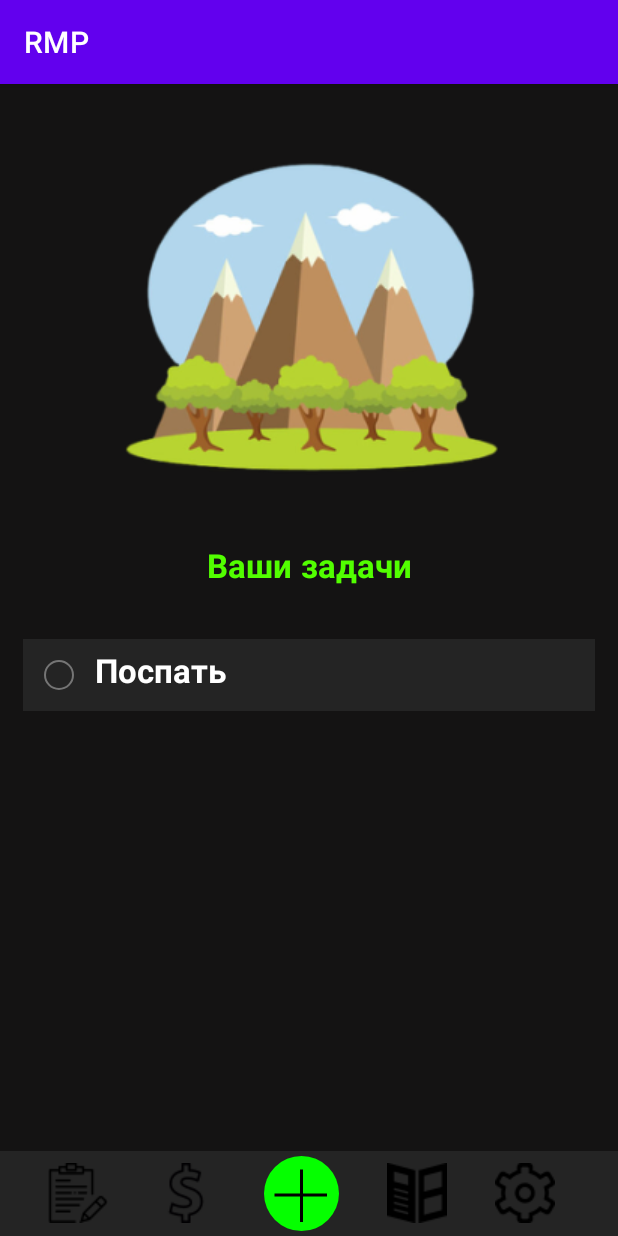
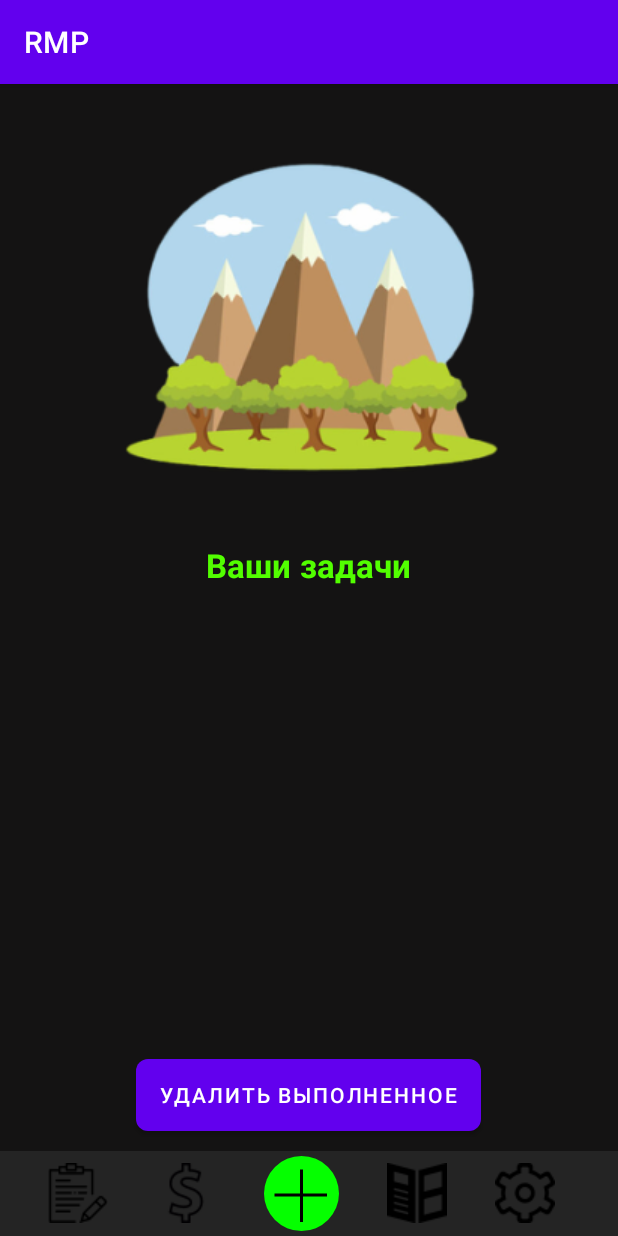
Before and after one commit to ProstoDurachok/RMP, an Android app: the Zadachi screen opened directly, with no data from a screen before it, on a phone screen of 412 x 824 dp. Run offline under Robolectric (Android 15) with nearby library versions, the phone set to English and light mode, and no system bars; our stand-ins replace Firebase (no records; nobody signed in at launch, a user with empty details on screens opened directly).

```diff
--- /dev/null
+++ b/app/src/main/res/drawable/button_background.xml
@@ -0,0 +1,16 @@
+<?xml version="1.0" encoding="utf-8"?>
+<selector xmlns:android="http://schemas.android.com/apk/res/android">
+    <item android:state_pressed="true">
+        <shape android:shape="rectangle">
+            <solid android:color="#6C6C6C" />
+            <corners android:radius="8dp" />
+        </shape>
+    </item>
+
+    <item>
+        <shape android:shape="rectangle">
+            <solid android:color="#4CAF50" />
+            <corners android:radius="8dp" />
+        </shape>
+    </item>
+</selector>
--- /dev/null
+++ b/app/src/main/res/drawable/edit_text.xml
@@ -0,0 +1,13 @@
+<?xml version="1.0" encoding="utf-8"?>
+<shape xmlns:android="http://schemas.android.com/apk/res/android">
+    <solid android:color="#141313" />
+    <stroke
+        android:width="2dp"
+        android:color="#3F70D1"/>
+    <corners android:radius="4dp"/>
+    <padding
+        android:left="10dp"
+        android:top="10dp"
+        android:right="10dp"
+        android:bottom="10dp"/>
+</shape>
--- a/app/src/main/res/layout/activity_zadachi.xml
+++ b/app/src/main/res/layout/activity_zadachi.xml
@@ -1,67 +1,100 @@
 <?xml version="1.0" encoding="utf-8"?>
 <RelativeLayout xmlns:android="http://schemas.android.com/apk/res/android"
-    xmlns:app="http://schemas.android.com/apk/res-auto"
     xmlns:tools="http://schemas.android.com/tools"
     android:layout_width="match_parent"
     android:layout_height="match_parent"
-    tools:context=".Zadachi"
     android:background="#141313">
+
+    <ScrollView
+        android:layout_width="match_parent"
+        android:layout_height="match_parent"
+        android:fillViewport="true">
+
+        <RelativeLayout
+            android:layout_width="match_parent"
+            android:layout_height="wrap_content"
+            android:id="@+id/root_layout">
+
+            <!-- Top Section -->
             <LinearLayout
                 android:layout_width="match_parent"
                 android:layout_height="wrap_content"
-        android:layout_marginHorizontal="20dp"
-        android:layout_marginTop="40dp"
                 android:orientation="vertical"
-        android:layout_alignParentTop="true">
+                android:gravity="center_horizontal"
+                android:paddingTop="40dp">
+
                 <ImageView
-            android:layout_width="match_parent"
+                    android:layout_width="wrap_content"
                     android:layout_height="wrap_content"
                     android:src="@drawable/mountain"
                     android:layout_gravity="center_horizontal" />
+
                 <TextView
-            android:layout_width="match_parent"
+                    android:layout_width="wrap_content"
                     android:layout_height="wrap_content"
                     android:text="Ваши задачи"
                     android:textSize="22sp"
                     android:textColor="#52FF00"
                     android:fontFamily="@font/karmabold"
                     android:textAlignment="center"
-            android:layout_marginVertical="10dp"/>
+                    android:layout_marginTop="10dp"/>
             </LinearLayout>
+
+            <!-- Task List Section -->
             <LinearLayout
+                android:id="@+id/task_list_layout"
                 android:layout_width="match_parent"
                 android:layout_height="wrap_content"
+                android:orientation="vertical"
                 android:background="#242424"
                 android:layout_marginHorizontal="15dp"
-        android:layout_marginTop="370dp"
-        android:orientation="horizontal">
-        <!--<ImageView
+                android:layout_marginTop="350dp"
+                android:layout_marginBottom="130dp">
+                <!-- This section will contain dynamically added tasks -->
+            </LinearLayout>
+                <EditText
+                    android:id="@+id/edit_text"
+                    android:layout_width="match_parent"
+                    android:layout_height="wrap_content"
+                    android:layout_centerHorizontal="true"
+                    android:layout_marginHorizontal="20dp"
+                    android:background="@drawable/edit_text"
+                    android:fontFamily="@font/karmabold"
+                    android:hint="Введите задачу"
+                    android:imeOptions="actionDone"
+                    android:maxLength="50"
+                    android:padding="10dp"
+                    android:singleLine="true"
+                    android:textColor="#FFFFFF"
+                    android:textColorHint="@color/white"
+                    android:textSize="18sp"
+                    android:visibility="gone" />
+
+        </RelativeLayout>
+
+    </ScrollView>
+
+    <!-- Delete Button -->
+    <Button
+        android:id="@+id/delete_completed_button"
         android:layout_width="wrap_content"
         android:layout_height="wrap_content"
-            android:src="@drawable/ellipse_1"
-            android:layout_gravity="center_vertical"
-            android:layout_marginHorizontal="10dp"/>-->
-        <CheckBox
-            android:id="@+id/checkb"
-            android:layout_width="wrap_content"
-            android:layout_height="wrap_content"
-            android:button="@drawable/custom_checkbox"/>
-        <TextView
+        android:text="Удалить выполненное"
+        android:textColor="#FFFFFF"
+        android:background="@drawable/button_background"
+        android:layout_alignParentBottom="true"
+        android:layout_centerHorizontal="true"
+        android:layout_marginBottom="70dp" />
+
+    <!-- Bottom Navigation Bar -->
+    <LinearLayout
+        android:id="@+id/bottom_bar"
         android:layout_width="match_parent"
         android:layout_height="wrap_content"
-            android:text="Поспать"
-            android:textColor="@color/white"
-            android:textSize="22sp"
-            android:fontFamily="@font/karmabold"
-            android:paddingTop="5dp" />
-    </LinearLayout>
-    <LinearLayout
-        android:layout_width="match_parent"
-        android:layout_height="wrap_content"
-        android:layout_alignParentBottom="true"
         android:orientation="horizontal"
         android:background="#242424"
-        >
+        android:layout_alignParentBottom="true">
+
         <ImageView
             android:id="@+id/zadachi"
             android:layout_width="wrap_content"
@@ -70,6 +103,7 @@
             android:layout_marginHorizontal="32dp"
             android:layout_marginVertical="3dp"
             android:layout_gravity="center_vertical"/>
+
         <ImageView
             android:id="@+id/finance"
             android:layout_width="wrap_content"
@@ -77,13 +111,16 @@
             android:src="@drawable/dollar"
             android:layout_marginVertical="3dp"
             android:layout_gravity="center_vertical"/>
+
         <ImageView
+            android:id="@+id/Plus"
             android:layout_width="wrap_content"
             android:layout_height="wrap_content"
-            android:src="@drawable/plus"
+            android:layout_gravity="center_vertical"
+            android:layout_marginHorizontal="32dp"
             android:layout_marginVertical="3dp"
-            android:layout_marginHorizontal="32dp"
-            android:layout_gravity="center_vertical"/>
+            android:src="@drawable/plus" />
+
         <ImageView
             android:id="@+id/poleznoe"
             android:layout_width="wrap_content"
@@ -91,6 +128,7 @@
             android:src="@drawable/book"
             android:layout_marginVertical="3dp"
             android:layout_gravity="center_vertical"/>
+
         <ImageView
             android:id="@+id/settings"
             android:layout_width="wrap_content"
```
Also changed, not shown: app/src/main/java/com/example/rmp/Task.java (added, +17 -0 lines), app/src/main/java/com/example/rmp/Zadachi.java (+145 -8 lines), app/src/main/res/layout/task_item.xml (added, +29 -0 lines). Lines whose indentation alone changed are shown as unchanged.
